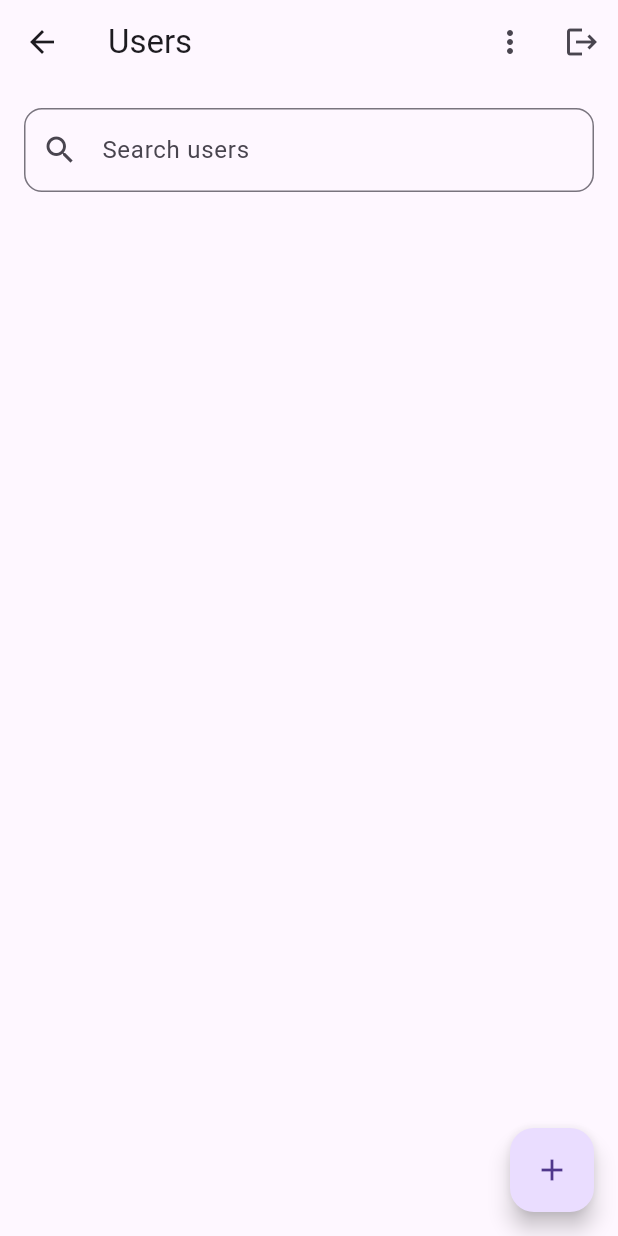
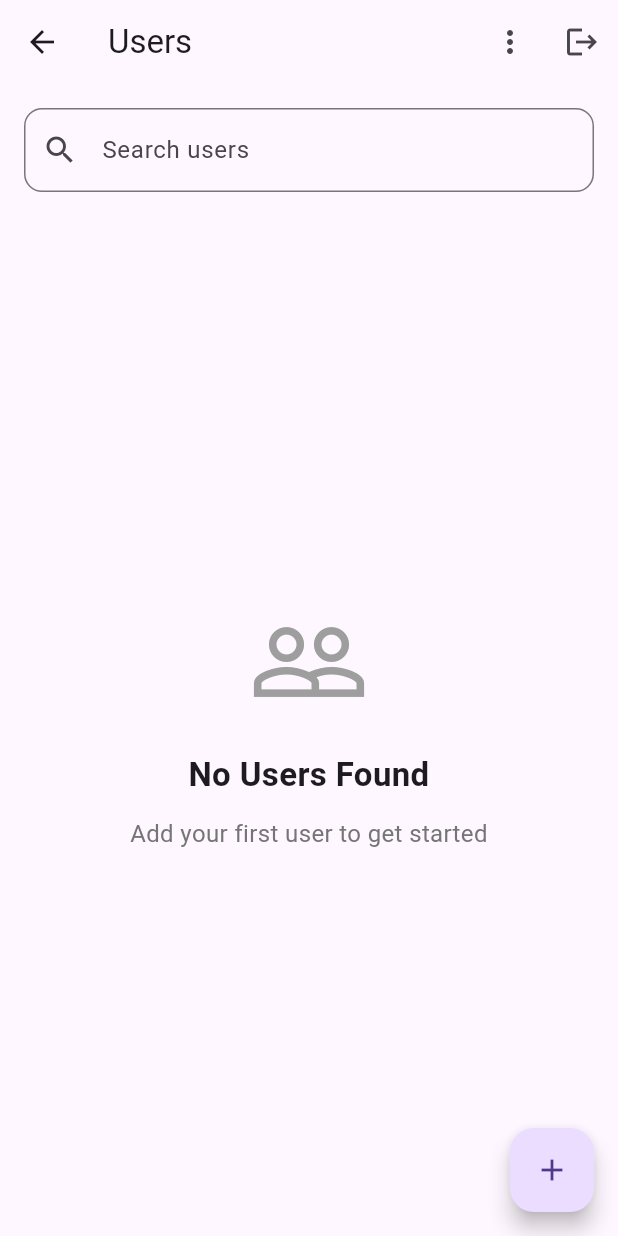
Before and after one commit to Abdulsathar27/totalXtask, a Flutter app: the HomeScreen screen opened directly, on a phone screen of 412 x 824 dp. Run offline on Flutter 3.47's test engine with Material 3 defaults, Android fonts, the phone set to English and light mode, and no system bars; our stand-ins replace cached_network_image, cloud_firestore, firebase_auth, firebase_core, firebase_storage, google_sign_in and 1 more; accounts and stored records are empty.

Commit message:
feat: implement reusable empty state widget

```diff
--- a/lib/views/home/home_screen.dart
+++ b/lib/views/home/home_screen.dart
@@ -3,9 +3,11 @@ import 'package:provider/provider.dart';
 import 'package:totalxtask/controller/auth_controller.dart';
 import 'package:totalxtask/controller/user_controller.dart';
 import 'package:totalxtask/views/add_users/add_user_screen.dart';
+import 'package:totalxtask/views/auth/login_screen.dart';
+import 'package:totalxtask/widgets/empty_widget.dart';
 import 'package:totalxtask/widgets/user_card.dart';
 
-import '../auth/login_screen.dart';
+
 
 class HomeScreen extends StatelessWidget {
   const HomeScreen({super.key});
@@ -19,13 +21,16 @@ class HomeScreen extends StatelessWidget {
           Future.microtask(() async {
             userProvider.resetPagination();
 
-            await userProvider.fetchPaginatedUsers();
+            await userProvider
+                .fetchPaginatedUsers();
           });
         }
 
         return Scaffold(
           appBar: AppBar(
-            title: const Text('Users'),
+            title: const Text(
+              'Users',
+            ),
             actions: [
               PopupMenuButton<SortType>(
                 onSelected: (SortType value) {
@@ -34,11 +39,15 @@ class HomeScreen extends StatelessWidget {
                 itemBuilder: (context) => [
                   const PopupMenuItem(
                     value: SortType.ageAscending,
-                    child: Text('Age Ascending'),
+                    child: Text(
+                      'Age Ascending',
+                    ),
                   ),
                   const PopupMenuItem(
                     value: SortType.ageDescending,
-                    child: Text('Age Descending'),
+                    child: Text(
+                      'Age Descending',
+                    ),
                   ),
                 ],
               ),
@@ -46,22 +55,34 @@ class HomeScreen extends StatelessWidget {
               IconButton(
                 onPressed: () async {
                   try {
-                    await context.read<AuthController>().signOut();
+                    await context
+                        .read<AuthController>()
+                        .signOut();
 
                     if (context.mounted) {
                       Navigator.pushAndRemoveUntil(
                         context,
-                        MaterialPageRoute(builder: (_) => const LoginScreen()),
+                        MaterialPageRoute(
+                          builder: (_) =>
+                              const LoginScreen(),
+                        ),
                         (route) => false,
                       );
                     }
                   } catch (e) {
-                    ScaffoldMessenger.of(
-                      context,
-                    ).showSnackBar(SnackBar(content: Text(e.toString())));
+                    ScaffoldMessenger.of(context)
+                        .showSnackBar(
+                      SnackBar(
+                        content: Text(
+                          e.toString(),
+                        ),
+                      ),
+                    );
                   }
                 },
-                icon: const Icon(Icons.logout),
+                icon: const Icon(
+                  Icons.logout,
+                ),
               ),
             ],
           ),
@@ -70,15 +91,21 @@ class HomeScreen extends StatelessWidget {
               Padding(
                 padding: const EdgeInsets.all(16),
                 child: TextField(
-                  controller: userProvider.searchController,
+                  controller:
+                      userProvider.searchController,
                   onChanged: (value) {
-                    userProvider.searchUsers(value);
+                    userProvider.searchUsers(
+                      value,
+                    );
                   },
                   decoration: InputDecoration(
                     hintText: 'Search users',
-                    prefixIcon: const Icon(Icons.search),
+                    prefixIcon: const Icon(
+                      Icons.search,
+                    ),
                     border: OutlineInputBorder(
-                      borderRadius: BorderRadius.circular(12),
+                      borderRadius:
+                          BorderRadius.circular(12),
                     ),
                   ),
                 ),
@@ -87,42 +114,95 @@ class HomeScreen extends StatelessWidget {
               Expanded(
                 child:
                     userProvider.filteredUsers.isEmpty &&
-                        userProvider.isPaginationLoading
-                    ? const Center(child: CircularProgressIndicator())
+                            userProvider
+                                .isPaginationLoading
+                        ? const Center(
+                            child:
+                                CircularProgressIndicator(),
+                          )
                         : RefreshIndicator(
                             onRefresh: () async {
-                          userProvider.resetPagination();
+                              userProvider
+                                  .resetPagination();
 
-                          await userProvider.fetchPaginatedUsers();
+                              await userProvider
+                                  .fetchPaginatedUsers();
                             },
-                        child: NotificationListener<ScrollNotification>(
-                          onNotification: (scrollInfo) {
-                            if (scrollInfo.metrics.pixels >=
-                                scrollInfo.metrics.maxScrollExtent - 200) {
-                              userProvider.fetchPaginatedUsers();
+                            child:
+                                NotificationListener<
+                                    ScrollNotification>(
+                              onNotification:
+                                  (scrollInfo) {
+                                if (scrollInfo
+                                        .metrics
+                                        .pixels >=
+                                    scrollInfo
+                                            .metrics
+                                            .maxScrollExtent -
+                                        200) {
+                                  userProvider
+                                      .fetchPaginatedUsers();
                                 }
 
                                 return false;
                               },
-                          child: ListView.builder(
-                            physics: const AlwaysScrollableScrollPhysics(),
-                            padding: const EdgeInsets.symmetric(horizontal: 16),
-                            itemCount:
-                                userProvider.filteredUsers.length +
-                                (userProvider.isPaginationLoading ? 1 : 0),
-                            itemBuilder: (context, index) {
-                              if (index == userProvider.filteredUsers.length) {
+                              child:
+                                  userProvider
+                                          .filteredUsers
+                                          .isEmpty
+                                      ? const EmptyStateWidget(
+                                          icon: Icons
+                                              .people_outline,
+                                          title:
+                                              'No Users Found',
+                                          subtitle:
+                                              'Add your first user to get started',
+                                        )
+                                      : ListView.builder(
+                                          physics:
+                                              const AlwaysScrollableScrollPhysics(),
+                                          padding:
+                                              const EdgeInsets.symmetric(
+                                            horizontal:
+                                                16,
+                                          ),
+                                          itemCount: userProvider
+                                                  .filteredUsers
+                                                  .length +
+                                              (userProvider
+                                                      .isPaginationLoading
+                                                  ? 1
+                                                  : 0),
+                                          itemBuilder:
+                                              (
+                                                context,
+                                                index,
+                                              ) {
+                                            if (index ==
+                                                userProvider
+                                                    .filteredUsers
+                                                    .length) {
                                               return const Padding(
-                                  padding: EdgeInsets.all(16),
-                                  child: Center(
-                                    child: CircularProgressIndicator(),
+                                                padding:
+                                                    EdgeInsets.all(
+                                                  16,
+                                                ),
+                                                child:
+                                                    Center(
+                                                  child:
+                                                      CircularProgressIndicator(),
                                                 ),
                                               );
                                             }
 
-                              final user = userProvider.filteredUsers[index];
+                                            final user =
+                                                userProvider
+                                                        .filteredUsers[
+                                                    index];
 
-                              return UserCard(user: user);
+                                            return UserCard(
+                                              user: user,
+                                            );
                                           },
                                         ),
                             ),
@@ -130,20 +210,27 @@ class HomeScreen extends StatelessWidget {
               ),
             ],
           ),
-          floatingActionButton: FloatingActionButton(
+          floatingActionButton:
+              FloatingActionButton(
             onPressed: () async {
               await Navigator.push(
                 context,
-                MaterialPageRoute(builder: (_) => const AddUserScreen()),
+                MaterialPageRoute(
+                  builder: (_) =>
+                      const AddUserScreen(),
+                ),
               );
 
               if (context.mounted) {
                 userProvider.resetPagination();
 
-                await userProvider.fetchPaginatedUsers();
+                await userProvider
+                    .fetchPaginatedUsers();
               }
             },
-            child: const Icon(Icons.add),
+            child: const Icon(
+              Icons.add,
+            ),
           ),
         );
       },
--- a/lib/widgets/empty_widget.dart
+++ b/lib/widgets/empty_widget.dart
@@ -0,0 +1,58 @@
+import 'package:flutter/material.dart';
+
+class EmptyStateWidget extends StatelessWidget {
+  final IconData icon;
+  final String title;
+  final String subtitle;
+
+  const EmptyStateWidget({
+    super.key,
+    required this.icon,
+    required this.title,
+    required this.subtitle,
+  });
+
+  @override
+  Widget build(BuildContext context) {
+    return Center(
+      child: Padding(
+        padding: const EdgeInsets.symmetric(
+          horizontal: 24,
+        ),
+        child: Column(
+          mainAxisAlignment:
+              MainAxisAlignment.center,
+          children: [
+            Icon(
+              icon,
+              size: 80,
+              color: Colors.grey,
+            ),
+
+            const SizedBox(height: 20),
+
+            Text(
+              title,
+              textAlign: TextAlign.center,
+              style: const TextStyle(
+                fontSize: 22,
+                fontWeight: FontWeight.bold,
+              ),
+            ),
+
+            const SizedBox(height: 12),
+
+            Text(
+              subtitle,
+              textAlign: TextAlign.center,
+              style: TextStyle(
+                fontSize: 16,
+                color: Colors.grey.shade600,
+              ),
+            ),
+          ],
+        ),
+      ),
+    );
+  }
+}
```
Lines whose indentation alone changed are shown as unchanged.
